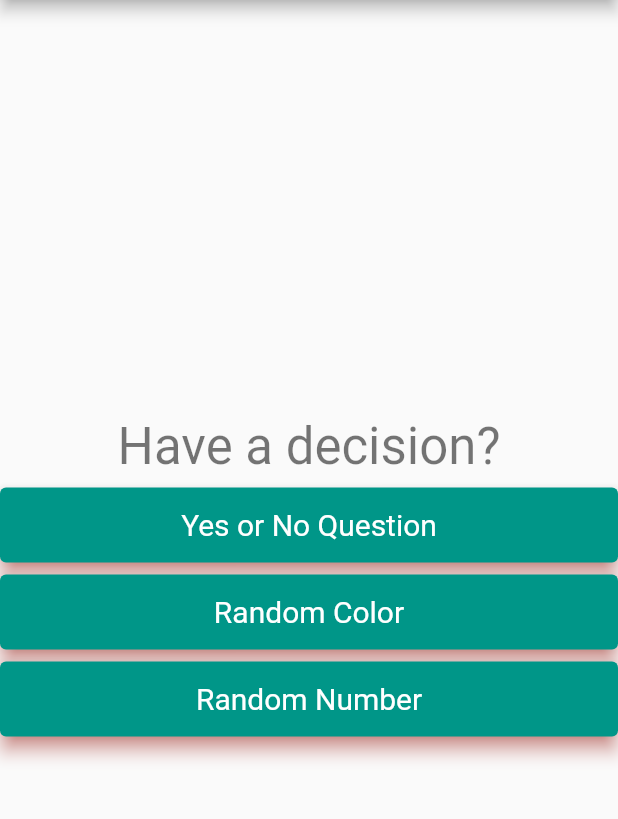
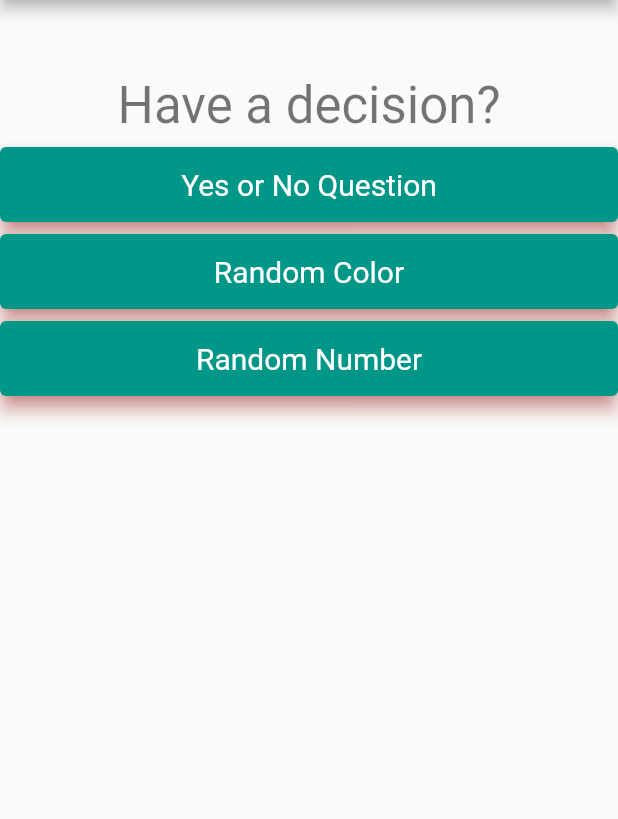
Before and after one commit to nicoledyan/decision_maker, a Flutter app: the screen it shows after launch, on a phone screen of 412 x 824 dp, the part 84-903 px from its top. Run offline on Flutter 3.47's test engine with Material 2 defaults, Android fonts, the phone set to English and light mode, and no system bars; missing offline and left inert: loading_animations.

Commit message:
adjusted alignment

```diff
--- a/lib/main.dart
+++ b/lib/main.dart
@@ -55,9 +55,10 @@ class _MyHomePageState extends State<MyHomePage> {
       appBar: AppBar(
         title: Text(widget.title),
       ),
-      body: Center(
+      body: Padding(
+        padding: EdgeInsets.only(top: 50),
         child: Column(
-          mainAxisAlignment: MainAxisAlignment.center,
+          //mainAxisAlignment: MainAxisAlignment.center,
           children: <Widget>[
             Text(
               'Have a decision?',
```
